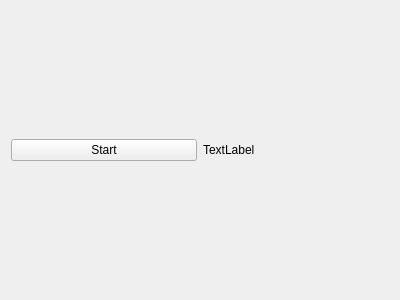
EuphoricCatface/yet-another-word-puzzle, file widget/TopFrame.ui: the form before one commit.
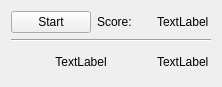
The form after the commit.

Commit message: Show current word and score

Diff of the .ui file:
```diff
--- a/widget/TopFrame.ui
+++ b/widget/TopFrame.ui
@@ -6,19 +6,22 @@
    <rect>
     <x>0</x>
     <y>0</y>
-    <width>400</width>
-    <height>300</height>
+    <width>222</width>
+    <height>87</height>
    </rect>
   </property>
   <property name="windowTitle">
    <string>Frame</string>
   </property>
   <layout class="QGridLayout" name="gridLayout">
-   <item row="0" column="1">
-    <widget class="QLabel" name="label_score">
+   <item row="2" column="0" colspan="2">
+    <widget class="QLabel" name="label_word">
      <property name="text">
       <string>TextLabel</string>
      </property>
+     <property name="alignment">
+      <set>Qt::AlignCenter</set>
+     </property>
     </widget>
    </item>
    <item row="0" column="0">
@@ -28,6 +31,34 @@
      </property>
     </widget>
    </item>
+   <item row="2" column="2">
+    <widget class="QLabel" name="label_wordscore">
+     <property name="text">
+      <string>TextLabel</string>
+     </property>
+    </widget>
+   </item>
+   <item row="0" column="2">
+    <widget class="QLabel" name="label_score">
+     <property name="text">
+      <string>TextLabel</string>
+     </property>
+    </widget>
+   </item>
+   <item row="0" column="1">
+    <widget class="QLabel" name="label_scoretag">
+     <property name="text">
+      <string>Score:</string>
+     </property>
+    </widget>
+   </item>
+   <item row="1" column="0" colspan="3">
+    <widget class="Line" name="line">
+     <property name="orientation">
+      <enum>Qt::Horizontal</enum>
+     </property>
+    </widget>
+   </item>
   </layout>
  </widget>
  <resources/>
```
The commit also changes 3 other files.
